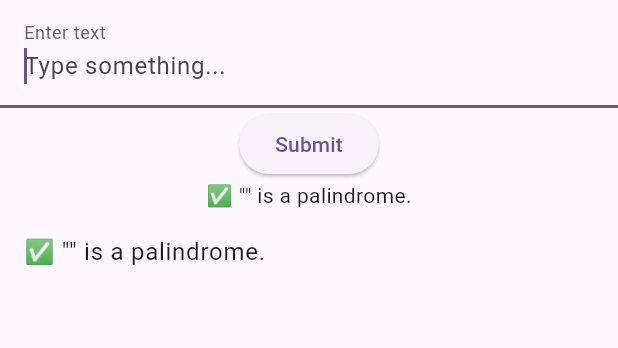
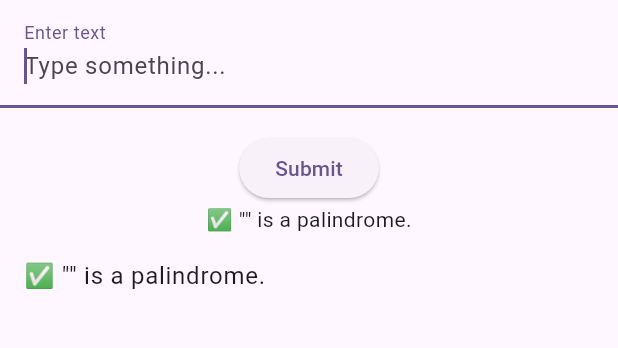
Before and after one commit to jojovibes/HerFuture_assesment, a Flutter app: the screen it shows after launch, after a tap on "Submit", on a phone screen of 412 x 824 dp, the part 84-432 px from its top. Run offline on Flutter 3.47's test engine with Material 3 defaults, Android fonts, the phone set to English and light mode, and no system bars; our stand-ins replace shared_preferences.

Commit message:
added spacer between submit and input field

```diff
--- a/palindrome_checker_app/lib/main.dart
+++ b/palindrome_checker_app/lib/main.dart
@@ -115,6 +115,7 @@ class _MyHomePageState extends State<MyHomePage> {
               onSubmitted: (_) => _checkPalindrome(),
               focusNode: _focusNode,
             ),
+            SizedBox(height: 16), // spacer
             ElevatedButton(onPressed: _checkPalindrome, child: const Text('Submit')),
             Text(_result),
             ListView(
```
